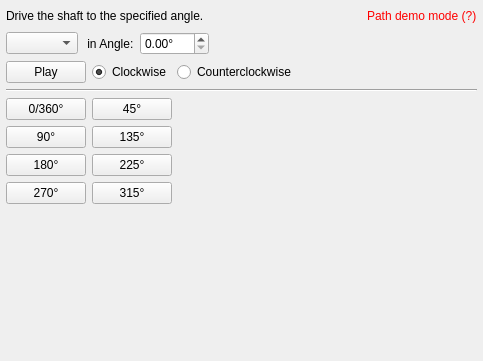
Before: the Qt Designer form core/panel/Drivers/Drive_shaft.ui in KmolYuan/Pyslvs-UI, drawn with Qt 5.
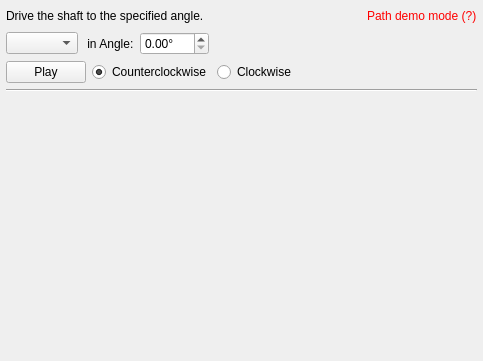
After: the same form once the commit is applied.

Commit message: Removed angle button.

The edit to the form file:
```diff
--- a/core/panel/Drivers/Drive_shaft.ui
+++ b/core/panel/Drivers/Drive_shaft.ui
@@ -127,7 +127,7 @@
      <item>
       <widget class="QRadioButton" name="noReversed">
        <property name="text">
-        <string>Clockwise</string>
+        <string>Counterclockwise</string>
        </property>
        <property name="checked">
         <bool>true</bool>
@@ -137,7 +137,7 @@
      <item>
       <widget class="QRadioButton" name="reversed">
        <property name="text">
-        <string>Counterclockwise</string>
+        <string>Clockwise</string>
        </property>
       </widget>
      </item>
@@ -165,70 +165,6 @@
    </item>
    <item>
     <layout class="QHBoxLayout" name="anglePanel">
-     <item>
-      <layout class="QVBoxLayout" name="verticalLayout">
-       <item>
-        <widget class="QPushButton" name="a0">
-         <property name="text">
-          <string>0/360°</string>
-         </property>
-        </widget>
-       </item>
-       <item>
-        <widget class="QPushButton" name="a90">
-         <property name="text">
-          <string>90°</string>
-         </property>
-        </widget>
-       </item>
-       <item>
-        <widget class="QPushButton" name="a180">
-         <property name="text">
-          <string>180°</string>
-         </property>
-        </widget>
-       </item>
-       <item>
-        <widget class="QPushButton" name="a270">
-         <property name="text">
-          <string>270°</string>
-         </property>
-        </widget>
-       </item>
-      </layout>
-     </item>
-     <item>
-      <layout class="QVBoxLayout" name="verticalLayout_2">
-       <item>
-        <widget class="QPushButton" name="a45">
-         <property name="text">
-          <string>45°</string>
-         </property>
-        </widget>
-       </item>
-       <item>
-        <widget class="QPushButton" name="a135">
-         <property name="text">
-          <string>135°</string>
-         </property>
-        </widget>
-       </item>
-       <item>
-        <widget class="QPushButton" name="a225">
-         <property name="text">
-          <string>225°</string>
-         </property>
-        </widget>
-       </item>
-       <item>
-        <widget class="QPushButton" name="a315">
-         <property name="text">
-          <string>315°</string>
-         </property>
-        </widget>
-       </item>
-      </layout>
-     </item>
      <item>
       <spacer name="horizontalSpacer">
        <property name="orientation">
@@ -242,6 +178,19 @@
        </property>
       </spacer>
      </item>
+     <item>
+      <spacer name="horizontalSpacer_5">
+       <property name="orientation">
+        <enum>Qt::Horizontal</enum>
+       </property>
+       <property name="sizeHint" stdset="0">
+        <size>
+         <width>40</width>
+         <height>20</height>
+        </size>
+       </property>
+      </spacer>
+     </item>
     </layout>
    </item>
    <item>
```
The commit also changes 2 other files.
